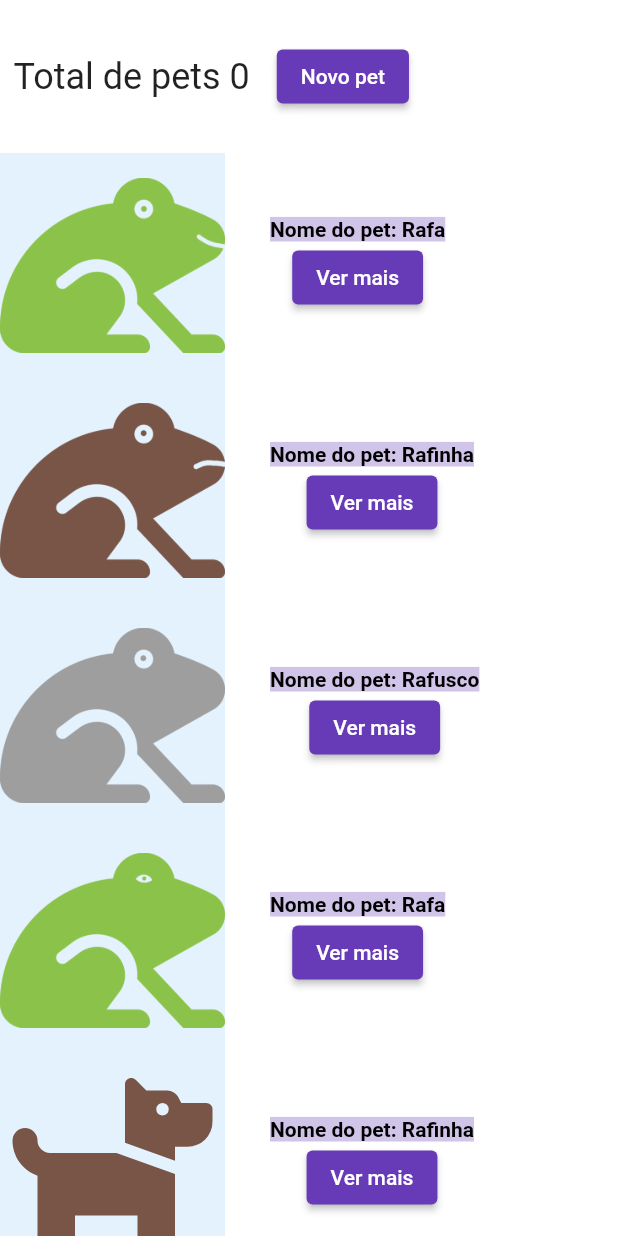
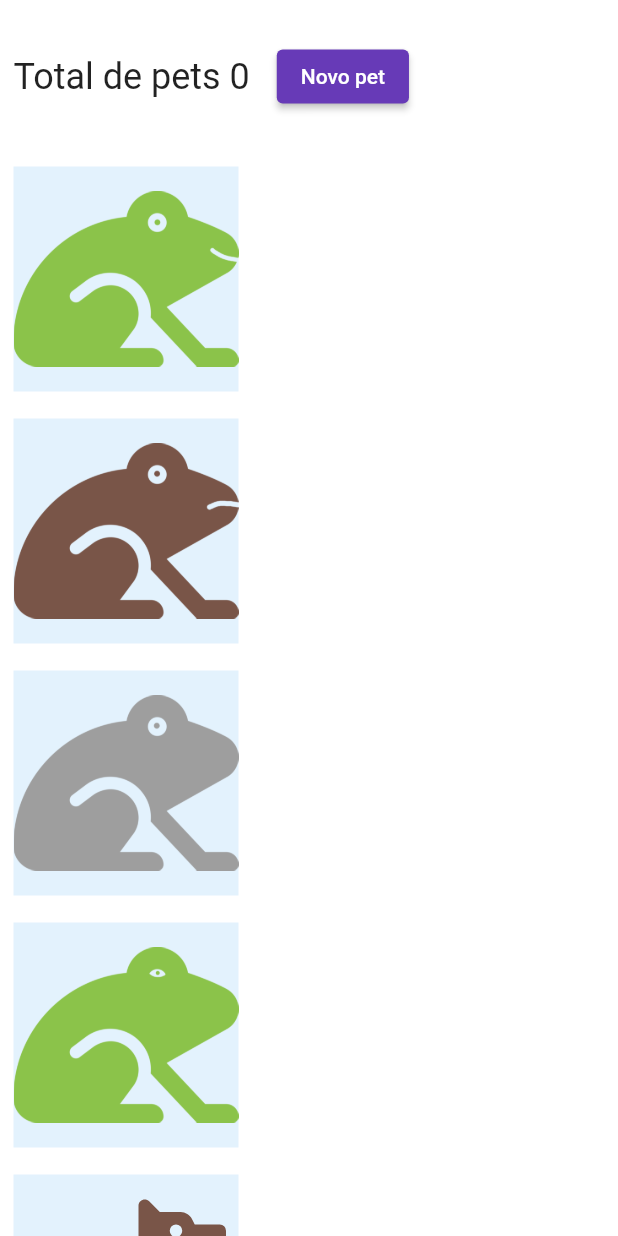
Before and after one commit to sorattorafa/flutter-game, a Flutter app: the PetList screen opened directly, on a phone screen of 412 x 824 dp. Run offline on Flutter 3.47's test engine with Material 2 defaults, Android fonts, the phone set to English and light mode, and no system bars; our stand-ins replace dio, flutter_svg.

Commit message:
list view

```diff
--- a/pets/lib/view/pets/pet-list.dart
+++ b/pets/lib/view/pets/pet-list.dart
@@ -48,6 +48,30 @@ class _PetListState extends State<PetList> {
         userId: 2,
         imageUrl: 'assets/images/dog-solid.svg',
         color: Colors.brown),
+    PetModel(
+        name: 'Rafusco',
+        id: 1,
+        userId: 2,
+        imageUrl: 'assets/images/cat-solid.svg',
+        color: Colors.grey),
+    PetModel(
+        name: 'Rafusco',
+        id: 1,
+        userId: 2,
+        imageUrl: 'assets/images/cat-solid.svg',
+        color: Colors.grey),
+    PetModel(
+        name: 'Rafusco',
+        id: 1,
+        userId: 2,
+        imageUrl: 'assets/images/cat-solid.svg',
+        color: Colors.grey),
+    PetModel(
+        name: 'Rafusco',
+        id: 1,
+        userId: 2,
+        imageUrl: 'assets/images/cat-solid.svg',
+        color: Colors.grey),
     PetModel(
         name: 'Rafusco',
         id: 1,
@@ -108,6 +132,7 @@ class _PetListState extends State<PetList> {
                     ],
                   ),
                 ),
+                /*
                 for (final pet in petmodels)
                   GestureDetector(
                     child: Row(
@@ -142,8 +167,34 @@ class _PetListState extends State<PetList> {
                       return openPet(pet);
                     },
                   ),
+                  */
               ]),
-            )
+            ),
+            SliverList(
+              delegate: SliverChildBuilderDelegate(
+                (BuildContext context, int index) {
+                  final pet = petmodels[index];
+                  return GestureDetector(
+                    child: Container(
+                      padding: const EdgeInsets.all(9),
+                      child: Row(
+                          mainAxisAlignment: MainAxisAlignment.start,
+                          children: [
+                            Pet(
+                                imageUrl: pet.imageUrl,
+                                color: pet.color,
+                                size: 100),
+                          ]),
+                    ),
+                    onTap: () {
+                      //   print(pet);
+                      return openPet(pet);
+                    },
+                  );
+                },
+                childCount: petmodels.length,
+              ),
+            ),
           ],
         ),
       ),
--- a/pets/lib/view/users/login.dart
+++ b/pets/lib/view/users/login.dart
@@ -33,6 +33,8 @@ class _FirstScreenState extends State<FirstScreen> {
     } else {
       final emailUser = senhaController.text;
       final password = emailController.text;
+
+        Navigator.pushReplacementNamed(context, '/second');
       UsersServices().makeLogin(emailUser, password).then((value) {
         print(value);
         Navigator.pushReplacementNamed(context, '/second');
```
